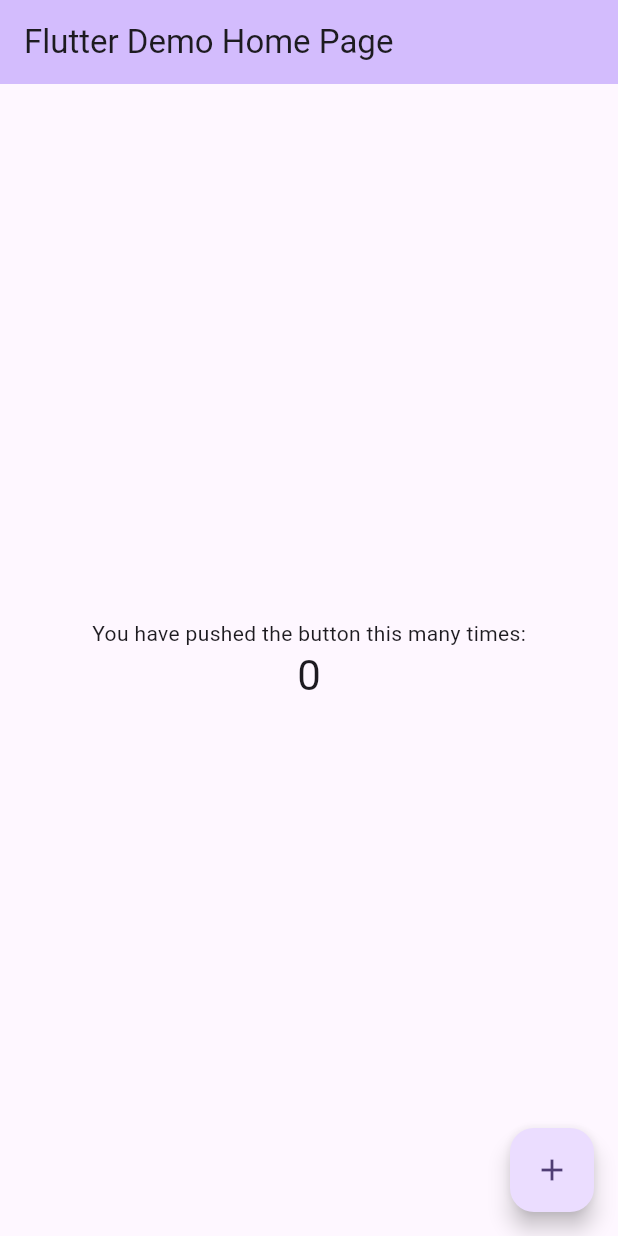
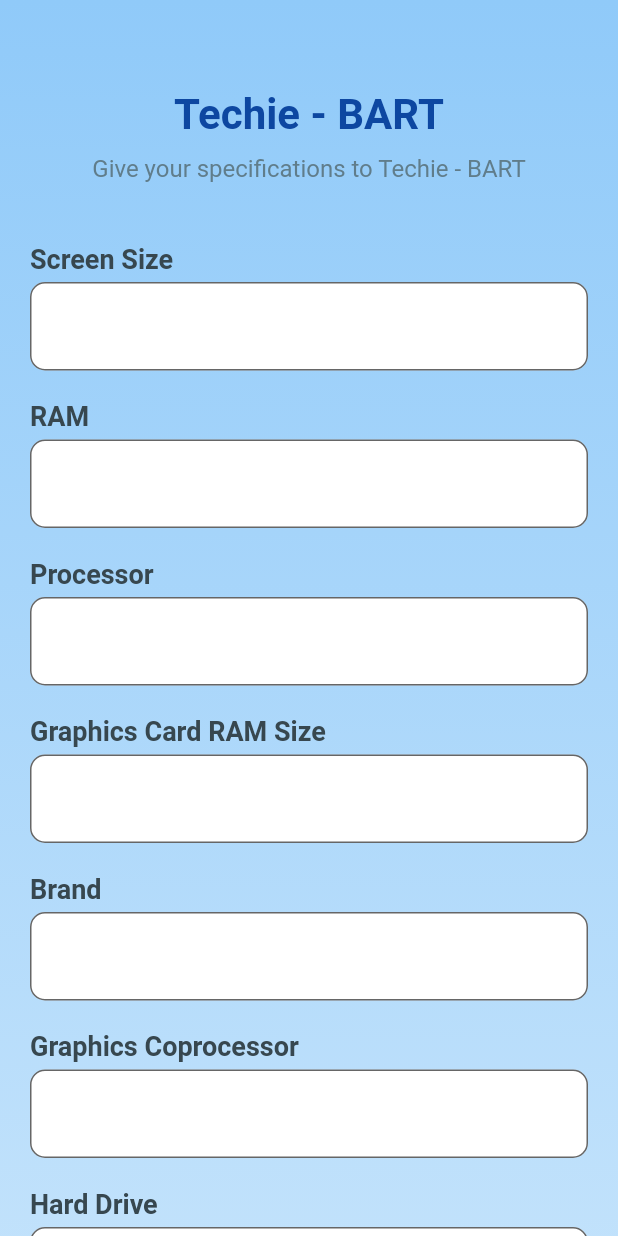
Before and after one commit to Hrithik514/laptop_reviews_generator, a Flutter app: the screen it shows after launch, on a phone screen of 412 x 824 dp. Run offline on Flutter 3.47's test engine with Material 2 defaults, Android fonts, the phone set to English and light mode, and no system bars.

Commit message:
Basic version completed and working correctly

```diff
--- a/lib/main.dart
+++ b/lib/main.dart
@@ -1,125 +1,276 @@
 import 'package:flutter/material.dart';
+import 'dart:convert';
+import 'package:http/http.dart' as http;
+import 'dart:async';
 
 void main() {
-  runApp(const MyApp());
+  runApp(MaterialApp(
+    debugShowCheckedModeBanner: false,
+    home: ProductInputScreen(),
+  ));
 }
 
-class MyApp extends StatelessWidget {
-  const MyApp({super.key});
-
-  // This widget is the root of your application.
+class ProductInputScreen extends StatefulWidget {
   @override
-  Widget build(BuildContext context) {
-    return MaterialApp(
-      title: 'Flutter Demo',
-      theme: ThemeData(
-        // This is the theme of your application.
-        //
-        // TRY THIS: Try running your application with "flutter run". You'll see
-        // the application has a blue toolbar. Then, without quitting the app,
-        // try changing the seedColor in the colorScheme below to Colors.green
-        // and then invoke "hot reload" (save your changes or press the "hot
-        // reload" button in a Flutter-supported IDE, or press "r" if you used
-        // the command line to start the app).
-        //
-        // Notice that the counter didn't reset back to zero; the application
-        // state is not lost during the reload. To reset the state, use hot
-        // restart instead.
-        //
-        // This works for code too, not just values: Most code changes can be
-        // tested with just a hot reload.
-        colorScheme: ColorScheme.fromSeed(seedColor: Colors.deepPurple),
-        useMaterial3: true,
-      ),
-      home: const MyHomePage(title: 'Flutter Demo Home Page'),
-    );
-  }
+  _ProductInputScreenState createState() => _ProductInputScreenState();
 }
 
-class MyHomePage extends StatefulWidget {
-  const MyHomePage({super.key, required this.title});
+class _ProductInputScreenState extends State<ProductInputScreen> {
+  final TextEditingController screenSizeController = TextEditingController();
+  final TextEditingController ramController = TextEditingController();
+  final TextEditingController processorController = TextEditingController();
+  final TextEditingController graphicsCardRamController = TextEditingController();
+  final TextEditingController brandController = TextEditingController();
+  final TextEditingController graphicsCoprocessorController = TextEditingController();
+  final TextEditingController hardDriveController = TextEditingController();
+  final TextEditingController processorBrandController = TextEditingController();
+  final TextEditingController numProcessorsController = TextEditingController();
+  final TextEditingController priceController = TextEditingController();
 
-  // This widget is the home page of your application. It is stateful, meaning
-  // that it has a State object (defined below) that contains fields that affect
-  // how it looks.
+  Map<String, List<String>> recentInputs = {};
 
-  // This class is the configuration for the state. It holds the values (in this
-  // case the title) provided by the parent (in this case the App widget) and
-  // used by the build method of the State. Fields in a Widget subclass are
-  // always marked "final".
+  String apiResponse = "";
+  bool isLoading = false;
 
-  final String title;
+  void updateRecentInputs(String key, String value) {
+    setState(() {
+      if (!recentInputs.containsKey(key)) {
+        recentInputs[key] = [];
+      }
+      recentInputs[key]!.remove(value); // Remove if already exists
+      recentInputs[key]!.insert(0, value); // Add to the front
+      if (recentInputs[key]!.length > 3) {
+        recentInputs[key] = recentInputs[key]!.sublist(0, 3); // Keep last 3
+      }
+    });
+  }
 
-  @override
-  State<MyHomePage> createState() => _MyHomePageState();
-}
+  Future<void> submitData() async {
+    const String apiUrl = "http://13.60.224.35:5000/generate-review";
 
-class _MyHomePageState extends State<MyHomePage> {
-  int _counter = 0;
+    final Map<String, dynamic> data = {
+      "screen_size": screenSizeController.text,
+      "ram": ramController.text,
+      "processor": processorController.text,
+      "graphics_card_ram_size": graphicsCardRamController.text,
+      "brand": brandController.text,
+      "graphics_coprocessor": graphicsCoprocessorController.text,
+      "hard_drive": hardDriveController.text,
+      "processor_brand": processorBrandController.text,
+      "number_of_processors": int.tryParse(numProcessorsController.text) ?? 0,
+      "price": priceController.text,
+    };
 
-  void _incrementCounter() {
+    // Update recent inputs
+    data.forEach((key, value) {
+      if (value is String && value.isNotEmpty) {
+        updateRecentInputs(key, value);
+      }
+    });
+
     setState(() {
-      // This call to setState tells the Flutter framework that something has
-      // changed in this State, which causes it to rerun the build method below
-      // so that the display can reflect the updated values. If we changed
-      // _counter without calling setState(), then the build method would not be
-      // called again, and so nothing would appear to happen.
-      _counter++;
+      isLoading = true;
+      apiResponse = "";
     });
+
+    try {
+      final response = await http.post(
+        Uri.parse(apiUrl),
+        headers: {"Content-Type": "application/json"},
+        body: jsonEncode(data),
+      );
+
+      if (response.statusCode == 200) {
+        final decodedResponse = jsonDecode(response.body);
+        String review = decodedResponse['review'] ?? "No review available.";
+        typewriterEffect(review, delayMilliseconds: 10);
+      } else {
+        setState(() {
+          apiResponse = "Error: ${response.statusCode}. ${response.body}";
+        });
+      }
+    } catch (e) {
+      setState(() {
+        apiResponse = "Error: $e";
+      });
+    } finally {
+      setState(() {
+        isLoading = false;
+      });
+    }
+  }
+
+  void typewriterEffect(String text, {int delayMilliseconds = 50}) async {
+    setState(() {
+      apiResponse = "";
+    });
+
+    for (int i = 0; i < text.length; i++) {
+      await Future.delayed(Duration(milliseconds: delayMilliseconds));
+      setState(() {
+        apiResponse += text[i];
+      });
+    }
+  }
+
+  Widget buildTextFieldWithSuggestions(
+      TextEditingController controller, String label, String key) {
+    return Padding(
+      padding: const EdgeInsets.symmetric(vertical: 10),
+      child: Column(
+        crossAxisAlignment: CrossAxisAlignment.start,
+        children: [
+          Text(
+            label,
+            style: TextStyle(
+              fontSize: 18,
+              fontWeight: FontWeight.bold,
+              color: Colors.blueGrey.shade800,
+            ),
+          ),
+          SizedBox(height: 5),
+          Autocomplete<String>(
+            optionsBuilder: (TextEditingValue textEditingValue) {
+              if (textEditingValue.text.isEmpty) {
+                return const Iterable<String>.empty();
+              }
+              return (recentInputs[key] ?? [])
+                  .where((item) =>
+                  item.toLowerCase().contains(textEditingValue.text.toLowerCase()))
+                  .toList();
+            },
+            onSelected: (String selection) {
+              controller.text = selection;
+            },
+            fieldViewBuilder: (BuildContext context,
+                TextEditingController textFieldController,
+                FocusNode focusNode,
+                VoidCallback onFieldSubmitted) {
+              return TextField(
+                controller: textFieldController..text = controller.text,
+                focusNode: focusNode,
+                onChanged: (value) {
+                  controller.text = value;
+                },
+                decoration: InputDecoration(
+                  filled: true,
+                  fillColor: Colors.white,
+                  border: OutlineInputBorder(
+                    borderRadius: BorderRadius.circular(10),
+                  ),
+                ),
+              );
+            },
+          ),
+        ],
+      ),
+    );
   }
 
   @override
   Widget build(BuildContext context) {
-    // This method is rerun every time setState is called, for instance as done
-    // by the _incrementCounter method above.
-    //
-    // The Flutter framework has been optimized to make rerunning build methods
-    // fast, so that you can just rebuild anything that needs updating rather
-    // than having to individually change instances of widgets.
     return Scaffold(
-      appBar: AppBar(
-        // TRY THIS: Try changing the color here to a specific color (to
-        // Colors.amber, perhaps?) and trigger a hot reload to see the AppBar
-        // change color while the other colors stay the same.
-        backgroundColor: Theme.of(context).colorScheme.inversePrimary,
-        // Here we take the value from the MyHomePage object that was created by
-        // the App.build method, and use it to set our appbar title.
-        title: Text(widget.title),
-      ),
-      body: Center(
-        // Center is a layout widget. It takes a single child and positions it
-        // in the middle of the parent.
-        child: Column(
-          // Column is also a layout widget. It takes a list of children and
-          // arranges them vertically. By default, it sizes itself to fit its
-          // children horizontally, and tries to be as tall as its parent.
-          //
-          // Column has various properties to control how it sizes itself and
-          // how it positions its children. Here we use mainAxisAlignment to
-          // center the children vertically; the main axis here is the vertical
-          // axis because Columns are vertical (the cross axis would be
-          // horizontal).
-          //
-          // TRY THIS: Invoke "debug painting" (choose the "Toggle Debug Paint"
-          // action in the IDE, or press "p" in the console), to see the
-          // wireframe for each widget.
-          mainAxisAlignment: MainAxisAlignment.center,
-          children: <Widget>[
-            const Text(
-              'You have pushed the button this many times:',
-            ),
-            Text(
-              '$_counter',
-              style: Theme.of(context).textTheme.headlineMedium,
+      body: SingleChildScrollView(
+        child: Stack(
+          children: [
+            Container(
+              padding: EdgeInsets.symmetric(horizontal: 20, vertical: 20),
+              decoration: BoxDecoration(
+                gradient: LinearGradient(
+                  colors: [Colors.blue.shade200, Colors.blue.shade50],
+                  begin: Alignment.topCenter,
+                  end: Alignment.bottomCenter,
+                ),
+              ),
+              child: Column(
+                crossAxisAlignment: CrossAxisAlignment.center,
+                children: [
+                  SizedBox(height: 40),
+                  Center(
+                    child: Text(
+                      'Techie - BART',
+                      style: TextStyle(
+                        fontSize: 28,
+                        fontWeight: FontWeight.bold,
+                        color: Colors.blue.shade900,
+                      ),
+                    ),
+                  ),
+                  SizedBox(height: 10),
+                  Text(
+                    'Give your specifications to Techie - BART',
+                    style: TextStyle(
+                      fontSize: 16,
+                      color: Colors.blueGrey,
+                    ),
+                  ),
+                  SizedBox(height: 30),
+                  buildTextFieldWithSuggestions(screenSizeController, 'Screen Size', "screen_size"),
+                  buildTextFieldWithSuggestions(ramController, 'RAM', "ram"),
+                  buildTextFieldWithSuggestions(processorController, 'Processor', "processor"),
+                  buildTextFieldWithSuggestions(
+                      graphicsCardRamController, 'Graphics Card RAM Size', "graphics_card_ram_size"),
+                  buildTextFieldWithSuggestions(brandController, 'Brand', "brand"),
+                  buildTextFieldWithSuggestions(
+                      graphicsCoprocessorController, 'Graphics Coprocessor', "graphics_coprocessor"),
+                  buildTextFieldWithSuggestions(hardDriveController, 'Hard Drive', "hard_drive"),
+                  buildTextFieldWithSuggestions(
+                      processorBrandController, 'Processor Brand', "processor_brand"),
+                  buildTextFieldWithSuggestions(
+                      numProcessorsController, 'Number of Processors', "number_of_processors"),
+                  buildTextFieldWithSuggestions(priceController, 'Price', "price"),
+                  SizedBox(height: 20),
+                  ElevatedButton(
+                    onPressed: submitData,
+                    style: ElevatedButton.styleFrom(
+                      padding: EdgeInsets.symmetric(horizontal: 40, vertical: 15),
+                      shape: RoundedRectangleBorder(
+                        borderRadius: BorderRadius.circular(20),
+                      ),
+                    ),
+                    child: Text(
+                      'Submit',
+                      style: TextStyle(fontSize: 16),
+                    ),
+                  ),
+                  SizedBox(height: 20),
+                  Text(
+                    'Techie - BART: Writing its Experience',
+                    style: TextStyle(
+                      fontSize: 18,
+                      fontWeight: FontWeight.bold,
+                      color: Colors.blue.shade800,
+                    ),
+                  ),
+                  SizedBox(height: 20),
+                  Container(
+                    padding: EdgeInsets.all(15),
+                    decoration: BoxDecoration(
+                      color: Colors.white,
+                      border: Border.all(color: Colors.grey),
+                      borderRadius: BorderRadius.circular(10),
+                    ),
+                    child: isLoading
+                        ? Center(
+                      child: CircularProgressIndicator(),
+                    )
+                        : Text(
+                      apiResponse.isNotEmpty
+                          ? apiResponse
+                          : "",
+                      style: TextStyle(
+                        fontSize: 16,
+                        fontFamily: 'Courier',
+                        fontWeight: FontWeight.bold,
+                      ),
+                    ),
+                  ),
+                ],
+              ),
             ),
           ],
         ),
       ),
-      floatingActionButton: FloatingActionButton(
-        onPressed: _incrementCounter,
-        tooltip: 'Increment',
-        child: const Icon(Icons.add),
-      ), // This trailing comma makes auto-formatting nicer for build methods.
     );
   }
 }
--- a/pubspec.yaml
+++ b/pubspec.yaml
@@ -30,6 +30,7 @@ environment:
 dependencies:
   flutter:
     sdk: flutter
+  http: ^1.0.0
 
 
   # The following adds the Cupertino Icons font to your application.
```
Also changed, not shown: pubspec.lock, 1 other file.
